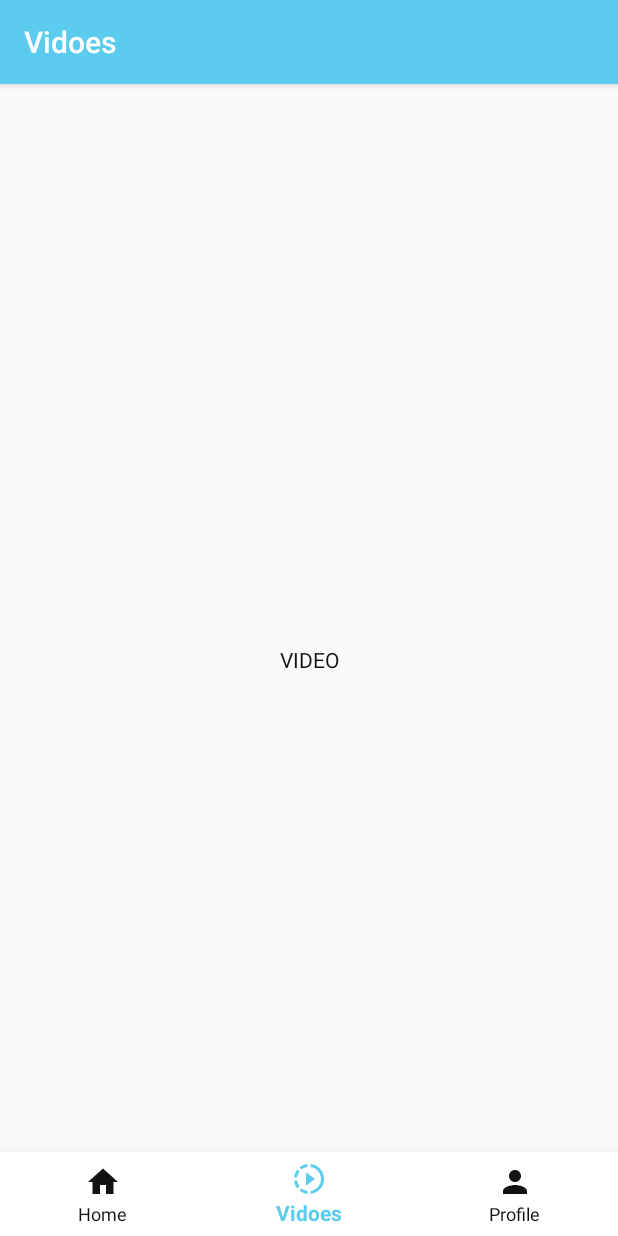
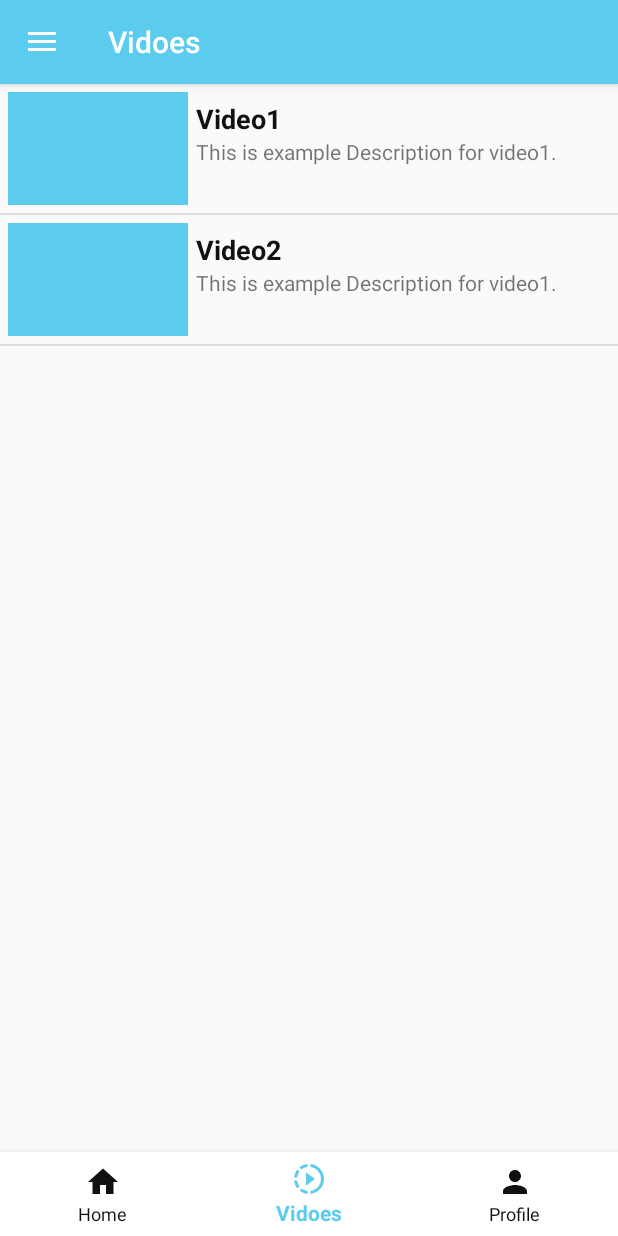
Before and after one commit to dishant888/AcadBoost-Android, an Android app: the HomeActivity screen opened directly, with no data from a screen before it, item 2 of the bottom bar chosen, on a phone screen of 412 x 824 dp. Run offline under Robolectric (Android 15) with nearby library versions, the phone set to English and light mode, and no system bars.

Commit message:
Added Navigation drawer and Custom list view in video fragmewnt

```diff
--- a/app/src/main/java/com/example/acadboost/HomeActivity.java
+++ b/app/src/main/java/com/example/acadboost/HomeActivity.java
@@ -3,7 +3,9 @@ package com.example.acadboost;
 import androidx.annotation.NonNull;
 import androidx.annotation.Nullable;
 import androidx.appcompat.app.ActionBar;
+import androidx.appcompat.app.ActionBarDrawerToggle;
 import androidx.appcompat.app.AppCompatActivity;
+import androidx.drawerlayout.widget.DrawerLayout;
 import androidx.fragment.app.Fragment;
 
 import android.os.Bundle;
@@ -15,16 +17,34 @@ import com.google.android.material.bottomnavigation.BottomNavigationView;
 
 public class HomeActivity extends AppCompatActivity {
 
+    private DrawerLayout drawerLayout;
+    private ActionBarDrawerToggle toggle;
+
     @Override
     protected void onCreate(Bundle savedInstanceState) {
         super.onCreate(savedInstanceState);
         setContentView(R.layout.activity_home);
+
+        //NavbarDrawer Toggler
+        drawerLayout = (DrawerLayout) findViewById(R.id.drawerLayout);
+        toggle = new ActionBarDrawerToggle(this,drawerLayout,R.string.open,R.string.close);
+        drawerLayout.addDrawerListener(toggle);
+        toggle.syncState();
+        getSupportActionBar().setDisplayHomeAsUpEnabled(true);
 
         //Bottom Menu and Fragments
         BottomNavigationView bottomNavigationView = findViewById(R.id.bottomNavigation);
         bottomNavigationView.setOnNavigationItemSelectedListener(navListner);
 
         getSupportFragmentManager().beginTransaction().replace(R.id.fragmentContainer,new HomeFragment()).commit();
+    }
+
+    @Override
+    public boolean onOptionsItemSelected(@NonNull MenuItem item) {
+        if(toggle.onOptionsItemSelected(item)) {
+            return true;
+        }
+        return super.onOptionsItemSelected(item);
     }
 
     private BottomNavigationView.OnNavigationItemSelectedListener navListner = new BottomNavigationView.OnNavigationItemSelectedListener() {
--- a/app/src/main/java/com/example/acadboost/HomeFragment.java
+++ b/app/src/main/java/com/example/acadboost/HomeFragment.java
@@ -9,14 +9,16 @@ import androidx.annotation.NonNull;
 import androidx.annotation.Nullable;
 import androidx.fragment.app.Fragment;
 
+
 public class HomeFragment extends Fragment {
 
     @Nullable
     @Override
     public View onCreateView(@NonNull LayoutInflater inflater, @Nullable ViewGroup container, @Nullable Bundle savedInstanceState) {
-
+       View view = inflater.inflate(R.layout.home_fragment,container,false);
+        //Set Action Bar Title
         getActivity().setTitle("Home");
 
-        return inflater.inflate(R.layout.home_fragment,container,false);
+        return view;
     }
 }
--- a/app/src/main/java/com/example/acadboost/VideoFragment.java
+++ b/app/src/main/java/com/example/acadboost/VideoFragment.java
@@ -1,13 +1,21 @@
 package com.example.acadboost;
 
+import android.content.Context;
 import android.os.Bundle;
 import android.view.LayoutInflater;
 import android.view.View;
 import android.view.ViewGroup;
+import android.widget.ArrayAdapter;
+import android.widget.ImageView;
+import android.widget.ListView;
+import android.widget.TextView;
 
 import androidx.annotation.NonNull;
 import androidx.annotation.Nullable;
 import androidx.fragment.app.Fragment;
+import androidx.recyclerview.widget.RecyclerView;
+
+import java.util.ArrayList;
 
 public class VideoFragment extends Fragment {
 
@@ -15,8 +23,56 @@ public class VideoFragment extends Fragment {
     @Override
     public View onCreateView(@NonNull LayoutInflater inflater, @Nullable ViewGroup container, @Nullable Bundle savedInstanceState) {
 
+        View view = inflater.inflate(R.layout.video_fragment,container,false);
+        //Set Action Bar Title
         getActivity().setTitle("Vidoes");
 
-        return inflater.inflate(R.layout.video_fragment,container,false);
+//        ArrayList<String> items = new ArrayList<>();
+//        items.add("dishantsukhwal8@gmail.com");
+
+        String mtitle[] = {"Video1","Video2"};
+        String mDescription[] = {"This is example Description for video1.","This is example Description for video1."};
+        int mImage[] ={R.color.colorTheme,R.color.colorTheme};
+
+        ListView listView = view.findViewById(R.id.videoList);
+        //ArrayAdapter<String> adapter = new ArrayAdapter<>(getActivity(),android.R.layout.simple_list_item_1,items);
+        videoListAdapter adapter = new videoListAdapter(getContext(),mtitle,mDescription,mImage);
+        listView.setAdapter(adapter);
+
+        return view;
+    }
+
+    class videoListAdapter extends ArrayAdapter<String> {
+
+        Context context;
+        String rTitle[];
+        String rDescription[];
+        int rImage[];
+
+        videoListAdapter(Context c,String title[], String description[], int image[]) {
+            super(c,R.layout.video_list_row,R.id.videoListTitle,title);
+            this.context = c;
+            this.rTitle = title;
+            this.rDescription = description;
+            this.rImage = image;
+        }
+
+        @NonNull
+        @Override
+        public View getView(int position, @Nullable View convertView, @NonNull ViewGroup parent) {
+            LayoutInflater layoutInflater = (LayoutInflater) getContext().getSystemService(Context.LAYOUT_INFLATER_SERVICE);
+            View row = layoutInflater.inflate(R.layout.video_list_row,parent,false);
+
+            ImageView imageView = row.findViewById(R.id.videoListImage);
+            TextView titleTextView = row.findViewById(R.id.videoListTitle);
+            TextView descriptionTextView = row.findViewById(R.id.videoListDescription);
+
+            imageView.setImageResource(rImage[position]);
+            titleTextView.setText(rTitle[position]);
+            descriptionTextView.setText(rDescription[position]);
+
+
+            return row;
+        }
     }
 }
--- /dev/null
+++ b/app/src/main/res/drawable/rounded_profile_image.xml
@@ -0,0 +1,7 @@
+<?xml version="1.0" encoding="utf-8"?>
+<shape xmlns:android="http://schemas.android.com/apk/res/android">
+
+    <corners android:radius="50dp"/>
+    <solid android:color="@color/colorWhite"/>
+
+</shape>
--- a/app/src/main/res/layout/activity_home.xml
+++ b/app/src/main/res/layout/activity_home.xml
@@ -1,10 +1,18 @@
 <?xml version="1.0" encoding="utf-8"?>
+<androidx.drawerlayout.widget.DrawerLayout android:layout_height="match_parent"
+    android:layout_width="match_parent"
+    xmlns:android="http://schemas.android.com/apk/res/android"
+    xmlns:app="http://schemas.android.com/apk/res-auto"
+    android:id="@+id/drawerLayout"
+    android:fitsSystemWindows="false">
+
     <RelativeLayout xmlns:android="http://schemas.android.com/apk/res/android"
     xmlns:app="http://schemas.android.com/apk/res-auto"
     xmlns:tools="http://schemas.android.com/tools"
     android:layout_width="match_parent"
     android:layout_height="match_parent"
     tools:context=".HomeActivity">
+
 
             <FrameLayout
                 android:id="@+id/fragmentContainer"
@@ -21,4 +29,16 @@
                 app:itemTextColor="@drawable/bottom_menu_icon_selector_color"
                 app:menu="@menu/bottom_menu" />
 
+
     </RelativeLayout>
+
+
+    <com.google.android.material.navigation.NavigationView
+    app:headerLayout="@layout/navbar_header"
+    android:layout_width="wrap_content"
+    android:layout_height="match_parent"
+    android:fitsSystemWindows="true"
+    app:menu="@menu/navigation_drawer"
+    android:layout_gravity="start"/>
+
+</androidx.drawerlayout.widget.DrawerLayout>
--- /dev/null
+++ b/app/src/main/res/layout/navbar_header.xml
@@ -0,0 +1,30 @@
+<?xml version="1.0" encoding="utf-8"?>
+<LinearLayout xmlns:android="http://schemas.android.com/apk/res/android"
+    android:orientation="vertical" android:layout_width="match_parent"
+    android:layout_height="170dp"
+    android:padding="20dp"
+    android:background="@color/colorTheme">
+
+    <ImageView
+        android:layout_width="75dp"
+        android:layout_height="75dp"
+        android:src="@drawable/rounded_profile_image"/>
+
+    <TextView
+        android:layout_width="wrap_content"
+        android:layout_height="wrap_content"
+        android:text="Dishant Sukhwal"
+        android:textColor="@color/colorWhite"
+        android:textSize="18sp"
+        android:textStyle="bold"
+        android:layout_marginTop="5dp"/>
+
+    <TextView
+        android:layout_width="wrap_content"
+        android:layout_height="wrap_content"
+        android:text="dishant@gmail.com"
+        android:textColor="@color/colorWhite"
+        android:textSize="14sp"
+        android:textStyle="italic"/>
+
+</LinearLayout>
--- a/app/src/main/res/layout/video_fragment.xml
+++ b/app/src/main/res/layout/video_fragment.xml
@@ -3,11 +3,9 @@
     android:orientation="vertical" android:layout_width="match_parent"
     android:layout_height="match_parent">
 
-    <TextView
+    <ListView
         android:layout_width="match_parent"
         android:layout_height="match_parent"
-        android:text="VIDEO"
-        android:textColor="#111111"
-        android:gravity="center"/>
+        android:id="@+id/videoList"/>
 
 </LinearLayout>
--- /dev/null
+++ b/app/src/main/res/layout/video_list_row.xml
@@ -0,0 +1,37 @@
+<?xml version="1.0" encoding="utf-8"?>
+<LinearLayout xmlns:android="http://schemas.android.com/apk/res/android"
+    android:orientation="horizontal" android:layout_width="match_parent"
+    android:layout_height="wrap_content"
+    android:padding="5dp">
+
+    <ImageView
+        android:layout_width="120dp"
+        android:layout_height="75dp"
+        android:id="@+id/videoListImage"
+        android:src="@color/colorTheme"/>
+
+    <LinearLayout
+        android:layout_width="match_parent"
+        android:layout_height="match_parent"
+        android:padding="5dp"
+        android:orientation="vertical">
+
+        <TextView
+            android:layout_width="wrap_content"
+            android:layout_height="wrap_content"
+            android:text="Video Title"
+            android:id="@+id/videoListTitle"
+            android:textStyle="bold"
+            android:textColor="@color/colorBlack"
+            android:textSize="18dp"/>
+
+        <TextView
+            android:layout_width="wrap_content"
+            android:id="@+id/videoListDescription"
+            android:layout_height="wrap_content"
+            android:text="This is description for the video.This is description for the video...."/>
+
+    </LinearLayout>
+
+
+</LinearLayout>
--- /dev/null
+++ b/app/src/main/res/menu/navigation_drawer.xml
@@ -0,0 +1,24 @@
+<?xml version="1.0" encoding="utf-8"?>
+<menu xmlns:android="http://schemas.android.com/apk/res/android">
+
+    <item
+        android:id="@+id/myCourses"
+        android:title="My Courses"
+        />
+
+    <item
+        android:id="@+id/progress"
+        android:title="Progress"
+        />
+
+    <item
+        android:id="@+id/helpAndSupport"
+        android:title="Help and Support"
+        />
+
+    <item
+        android:id="@+id/logout"
+        android:title="Logout"
+        />
+
+</menu>
--- a/app/src/main/res/values/strings.xml
+++ b/app/src/main/res/values/strings.xml
@@ -1,4 +1,6 @@
 <resources>
     <string name="app_name">AcadBoost</string>
-    <string name="my_app_id">acadboost-rauqg</string>
+<!--    <string name="my_app_id">acadboost-rauqg</string>-->
+    <string name="open">Open</string>
+    <string name="close">Close</string>
 </resources>
```
Lines whose indentation alone changed are shown as unchanged.
